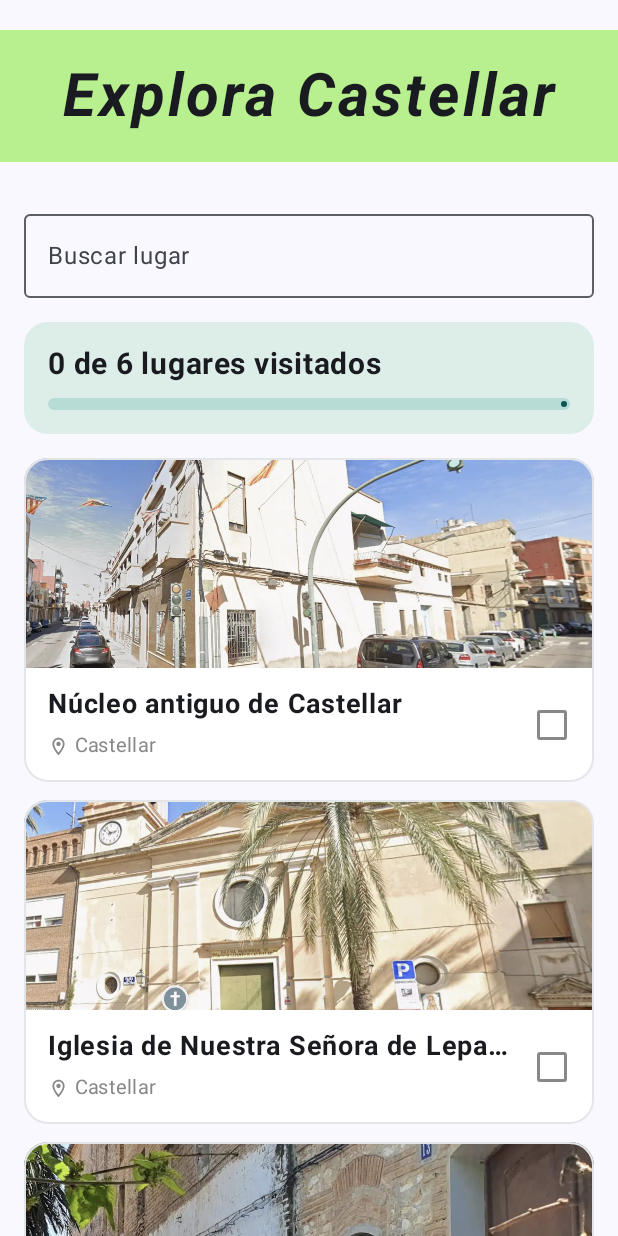
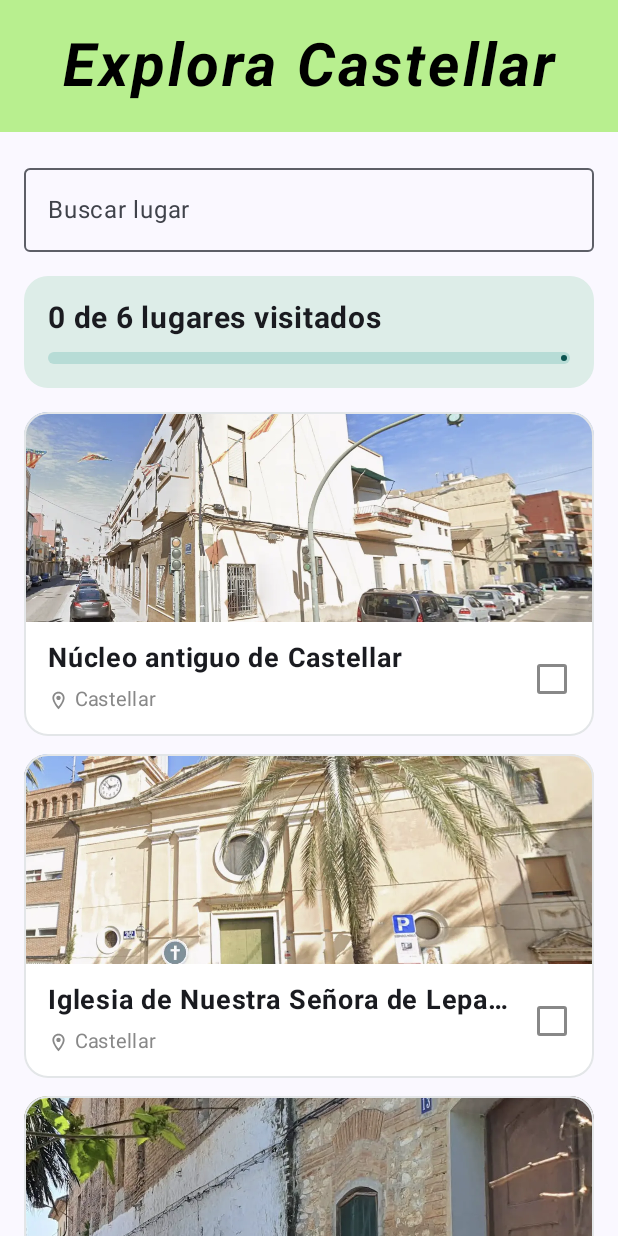
Before and after one commit to VoidVictor/ExploraCastellar, an Android app built with Jetpack Compose: the screen it shows after launch (MainActivity), on a phone screen of 412 x 824 dp. Run offline under Robolectric (Android 15) with nearby library versions, the phone set to English and light mode, and no system bars.

Commit message:
Añadido TopBar a la pantalla principal.

```diff
--- a/app/build.gradle.kts
+++ b/app/build.gradle.kts
@@ -33,6 +33,7 @@ android {
     buildFeatures {
         compose = true
     }
+    androidResources { generateLocaleConfig = true }
 }
 
 dependencies {
--- a/app/src/main/java/com/victorbustos/exploracastellar/MainActivity.kt
+++ b/app/src/main/java/com/victorbustos/exploracastellar/MainActivity.kt
@@ -50,8 +50,11 @@ import androidx.compose.foundation.lazy.items
 import androidx.compose.material.icons.Icons
 import androidx.compose.material.icons.filled.Check
 import androidx.compose.material.icons.outlined.LocationOn
+import androidx.compose.material3.CenterAlignedTopAppBar
 import androidx.compose.material3.Checkbox
 import androidx.compose.material3.CheckboxDefaults
+import androidx.compose.material3.ExperimentalMaterial3Api
+import androidx.compose.material3.TopAppBarDefaults
 import androidx.compose.ui.platform.LocalContext
 import androidx.compose.ui.res.stringResource
 import com.victorbustos.exploracastellar.data.model.Lugar
@@ -59,14 +62,27 @@ import com.victorbustos.exploracastellar.data.DatosEjemplo
 import com.victorbustos.exploracastellar.ui.theme.ExploraCastellarTheme
 
 class MainActivity : ComponentActivity() {
+    @OptIn(ExperimentalMaterial3Api::class)
     override fun onCreate(savedInstanceState: Bundle?) {
         super.onCreate(savedInstanceState)
         enableEdgeToEdge()
         setContent {
             ExploraCastellarTheme {
-                Scaffold(modifier = Modifier.fillMaxSize()) { innerPadding ->
-                    PantallaPrincipal(Modifier.padding(innerPadding))
-                }
+                Scaffold(
+                    topBar = {
+                        CenterAlignedTopAppBar(title = { Text(stringResource(R.string.app_name),
+                            Modifier.padding(20.dp),
+                            fontSize = 40.sp,
+                            fontWeight = FontWeight.Bold,
+                            fontStyle = FontStyle.Italic,
+                            letterSpacing = 2.sp) },
+                            colors = TopAppBarDefaults.centerAlignedTopAppBarColors(
+                                containerColor = colorResource(R.color.green_title),
+                                titleContentColor = Color.Black
+                            ))
+
+                    }
+                ) { innerPadding -> PantallaPrincipal(Modifier.padding(innerPadding)) }
             }
         }
     }
@@ -78,7 +94,6 @@ fun PantallaPrincipal(modifier: Modifier = Modifier) {
     var lugares by remember() { mutableStateOf(DatosEjemplo.lugares) }
     val visitados = lugares.count { it.visitado }
     val total = lugares.size
-    val context = LocalContext.current
     val lugaresFiltrados = lugares.filter {
         stringResource(it.nombre).contains(busqueda, ignoreCase = true) ||
                 stringResource(it.zona).contains(busqueda, ignoreCase = true)
@@ -88,23 +103,6 @@ fun PantallaPrincipal(modifier: Modifier = Modifier) {
             .fillMaxSize()
             .then(modifier)
     ) {
-        Spacer(Modifier.padding(10.dp))
-        Row(
-            Modifier
-                .fillMaxWidth()
-                .background(colorResource(R.color.green_title)),
-            Arrangement.Center
-        ) {
-            Text(
-                "Explora Castellar",
-                Modifier.padding(20.dp),
-                fontSize = 40.sp,
-                fontWeight = FontWeight.Bold,
-                fontStyle = FontStyle.Italic,
-                letterSpacing = 2.sp
-            )
-        }
-        Spacer(Modifier.padding(5.dp))
         OutlinedTextField(
             value = busqueda,
             onValueChange = { busqueda = it },
--- a/app/src/main/java/com/victorbustos/exploracastellar/data/model/Reto.kt
+++ b/app/src/main/java/com/victorbustos/exploracastellar/data/model/Reto.kt
@@ -5,6 +5,6 @@ import androidx.annotation.StringRes
 data class Reto(
     val id: Int,
     @StringRes val enunciado:Int,
-    val dificultad: Enum<Dificultad>,
+    val dificultad: Dificultad,
     val tipo: TipoReto
 )
--- a/app/src/main/res/values/strings.xml
+++ b/app/src/main/res/values/strings.xml
@@ -10,7 +10,7 @@
 
     <!-- Lugares -->
     <string name="lugar_1_nombre">Núcleo antiguo de Castellar</string>
-    <string name="lugar_1_desc">El pueblo nació de juntar dos núcleos: Castellar, al norte de la Carrera del Pi, y l\'Oliveral, al sur.</string>
+    <string name="lugar_1_desc">El pueblo nació de juntar dos núcleos: Castellar, al norte de la Carretera del Pi, y l\'Oliveral, al sur.</string>
 
     <string name="lugar_2_nombre">Iglesia de Nuestra Señora de Lepanto</string>
     <string name="lugar_2_desc">La parroquia de Castellar, una de las paradas de la ruta Pobles del Sud del Ayuntamiento.</string>
@@ -29,7 +29,7 @@
 
     <!-- Retos -->
     <string name="reto_1">¿Qué calle separa Castellar del Oliveral?</string>
-    <string name="reto_2">Haz una foto del cartel de la Carrera del Pi</string>
+    <string name="reto_2">Haz una foto del cartel de la Carretera del Pi</string>
     <string name="reto_3">Haz una foto de la fachada de la iglesia</string>
     <string name="reto_4">¿A qué batalla hace referencia el nombre de la iglesia?</string>
     <string name="reto_5">¿De qué siglo es la Alquería del Brosquil?</string>
```
